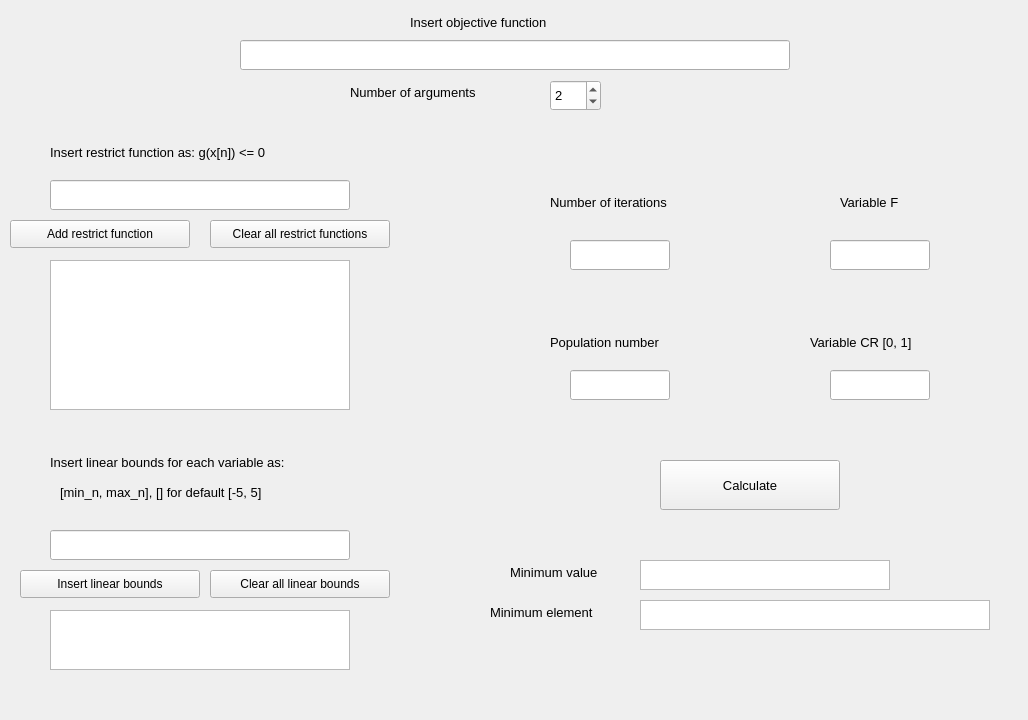
Before: the Qt Designer form ApplicationGUI.ui in baremixas/Differential-Evolution, drawn with Qt 5.
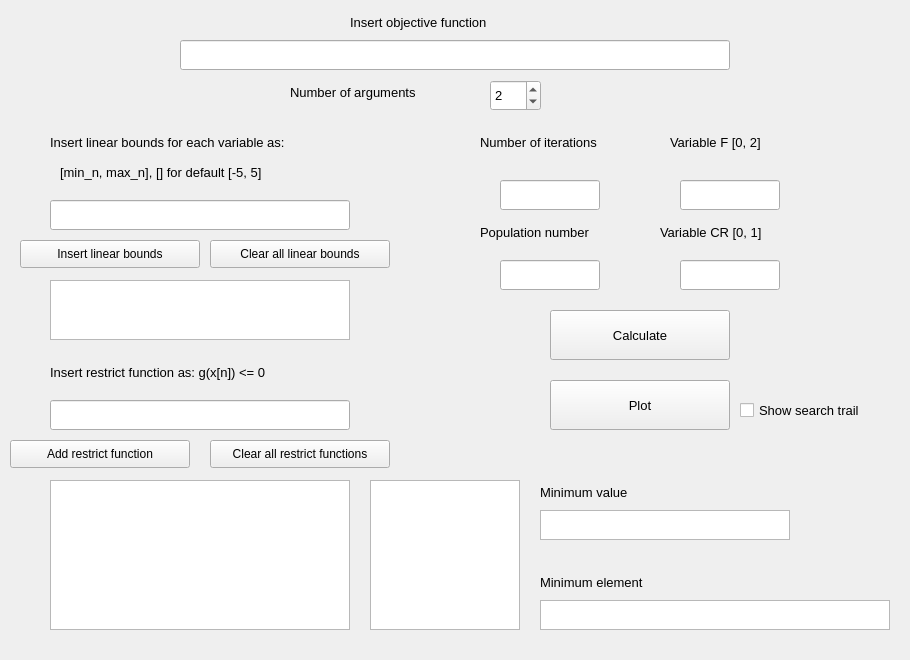
After: the same form once the commit is applied.

What changed in the file:
```diff
--- a/ApplicationGUI.ui
+++ b/ApplicationGUI.ui
@@ -6,8 +6,8 @@
    <rect>
     <x>0</x>
     <y>0</y>
-    <width>1028</width>
-    <height>720</height>
+    <width>910</width>
+    <height>660</height>
    </rect>
   </property>
   <property name="windowTitle">
@@ -17,7 +17,7 @@
    <property name="geometry">
     <rect>
      <x>210</x>
-     <y>220</y>
+     <y>440</y>
      <width>180</width>
      <height>28</height>
     </rect>
@@ -41,7 +41,7 @@
   <widget class="QLineEdit" name="line_insert_objective_function">
    <property name="geometry">
     <rect>
-     <x>240</x>
+     <x>180</x>
      <y>40</y>
      <width>550</width>
      <height>30</height>
@@ -64,7 +64,7 @@
    <property name="geometry">
     <rect>
      <x>50</x>
-     <y>140</y>
+     <y>360</y>
      <width>300</width>
      <height>25</height>
     </rect>
@@ -94,7 +94,7 @@
    <property name="geometry">
     <rect>
      <x>50</x>
-     <y>180</y>
+     <y>400</y>
      <width>300</width>
      <height>30</height>
     </rect>
@@ -116,7 +116,7 @@
    <property name="geometry">
     <rect>
      <x>10</x>
-     <y>220</y>
+     <y>440</y>
      <width>180</width>
      <height>28</height>
     </rect>
@@ -141,7 +141,7 @@
    <property name="geometry">
     <rect>
      <x>50</x>
-     <y>260</y>
+     <y>480</y>
      <width>300</width>
      <height>150</height>
     </rect>
@@ -163,7 +163,7 @@
    <property name="geometry">
     <rect>
      <x>50</x>
-     <y>610</y>
+     <y>280</y>
      <width>300</width>
      <height>60</height>
     </rect>
@@ -185,7 +185,7 @@
    <property name="geometry">
     <rect>
      <x>20</x>
-     <y>570</y>
+     <y>240</y>
      <width>180</width>
      <height>28</height>
     </rect>
@@ -210,7 +210,7 @@
    <property name="geometry">
     <rect>
      <x>50</x>
-     <y>530</y>
+     <y>200</y>
      <width>300</width>
      <height>30</height>
     </rect>
@@ -232,7 +232,7 @@
    <property name="geometry">
     <rect>
      <x>60</x>
-     <y>480</y>
+     <y>160</y>
      <width>280</width>
      <height>25</height>
     </rect>
@@ -262,7 +262,7 @@
    <property name="geometry">
     <rect>
      <x>50</x>
-     <y>450</y>
+     <y>130</y>
      <width>310</width>
      <height>25</height>
     </rect>
@@ -291,7 +291,7 @@
   <widget class="QLabel" name="label_5">
    <property name="geometry">
     <rect>
-     <x>410</x>
+     <x>350</x>
      <y>10</y>
      <width>180</width>
      <height>25</height>
@@ -322,7 +322,7 @@
    <property name="geometry">
     <rect>
      <x>210</x>
-     <y>570</y>
+     <y>240</y>
      <width>180</width>
      <height>28</height>
     </rect>
@@ -346,8 +346,8 @@
   <widget class="QLabel" name="label_6">
    <property name="geometry">
     <rect>
-     <x>550</x>
-     <y>190</y>
+     <x>480</x>
+     <y>130</y>
      <width>160</width>
      <height>25</height>
     </rect>
@@ -376,15 +376,15 @@
   <widget class="QLabel" name="label_7">
    <property name="geometry">
     <rect>
-     <x>840</x>
-     <y>190</y>
-     <width>80</width>
+     <x>670</x>
+     <y>130</y>
+     <width>120</width>
      <height>25</height>
     </rect>
    </property>
    <property name="minimumSize">
     <size>
-     <width>80</width>
+     <width>120</width>
      <height>25</height>
     </size>
    </property>
@@ -400,14 +400,14 @@
     </font>
    </property>
    <property name="text">
-    <string>Variable F</string>
+    <string>Variable F [0, 2]</string>
    </property>
   </widget>
   <widget class="QLabel" name="label_8">
    <property name="geometry">
     <rect>
-     <x>810</x>
-     <y>330</y>
+     <x>660</x>
+     <y>220</y>
      <width>140</width>
      <height>25</height>
     </rect>
@@ -436,8 +436,8 @@
   <widget class="QLineEdit" name="CR_var">
    <property name="geometry">
     <rect>
-     <x>830</x>
-     <y>370</y>
+     <x>680</x>
+     <y>260</y>
      <width>100</width>
      <height>30</height>
     </rect>
@@ -458,8 +458,8 @@
   <widget class="QLabel" name="label_9">
    <property name="geometry">
     <rect>
-     <x>550</x>
-     <y>330</y>
+     <x>480</x>
+     <y>220</y>
      <width>160</width>
      <height>25</height>
     </rect>
@@ -488,7 +488,7 @@
   <widget class="QSpinBox" name="number_arg">
    <property name="geometry">
     <rect>
-     <x>550</x>
+     <x>490</x>
      <y>80</y>
      <width>51</width>
      <height>31</height>
@@ -509,7 +509,7 @@
   <widget class="QLabel" name="label_10">
    <property name="geometry">
     <rect>
-     <x>350</x>
+     <x>290</x>
      <y>80</y>
      <width>180</width>
      <height>25</height>
@@ -539,8 +539,8 @@
   <widget class="QPushButton" name="calculate">
    <property name="geometry">
     <rect>
-     <x>660</x>
-     <y>460</y>
+     <x>550</x>
+     <y>310</y>
      <width>180</width>
      <height>50</height>
     </rect>
@@ -569,8 +569,8 @@
   <widget class="QTextEdit" name="min_value">
    <property name="geometry">
     <rect>
-     <x>640</x>
-     <y>560</y>
+     <x>540</x>
+     <y>510</y>
      <width>250</width>
      <height>30</height>
     </rect>
@@ -591,7 +591,7 @@
   <widget class="QTextEdit" name="min_arguments">
    <property name="geometry">
     <rect>
-     <x>640</x>
+     <x>540</x>
      <y>600</y>
      <width>350</width>
      <height>30</height>
@@ -613,8 +613,8 @@
   <widget class="QLabel" name="label_11">
    <property name="geometry">
     <rect>
-     <x>510</x>
-     <y>560</y>
+     <x>540</x>
+     <y>480</y>
      <width>125</width>
      <height>25</height>
     </rect>
@@ -643,8 +643,8 @@
   <widget class="QLabel" name="label_12">
    <property name="geometry">
     <rect>
-     <x>490</x>
-     <y>600</y>
+     <x>540</x>
+     <y>570</y>
      <width>140</width>
      <height>25</height>
     </rect>
@@ -673,8 +673,8 @@
   <widget class="QLineEdit" name="iteration_number">
    <property name="geometry">
     <rect>
-     <x>570</x>
-     <y>240</y>
+     <x>500</x>
+     <y>180</y>
      <width>100</width>
      <height>30</height>
     </rect>
@@ -695,8 +695,8 @@
   <widget class="QLineEdit" name="population_number">
    <property name="geometry">
     <rect>
-     <x>570</x>
-     <y>370</y>
+     <x>500</x>
+     <y>260</y>
      <width>100</width>
      <height>30</height>
     </rect>
@@ -717,8 +717,8 @@
   <widget class="QLineEdit" name="F_var">
    <property name="geometry">
     <rect>
-     <x>830</x>
-     <y>240</y>
+     <x>680</x>
+     <y>180</y>
      <width>100</width>
      <height>30</height>
     </rect>
@@ -736,6 +736,76 @@
     </size>
    </property>
   </widget>
+  <widget class="QPushButton" name="plot">
+   <property name="geometry">
+    <rect>
+     <x>550</x>
+     <y>380</y>
+     <width>180</width>
+     <height>50</height>
+    </rect>
+   </property>
+   <property name="minimumSize">
+    <size>
+     <width>180</width>
+     <height>50</height>
+    </size>
+   </property>
+   <property name="maximumSize">
+    <size>
+     <width>180</width>
+     <height>50</height>
+    </size>
+   </property>
+   <property name="font">
+    <font>
+     <pointsize>10</pointsize>
+    </font>
+   </property>
+   <property name="text">
+    <string>Plot</string>
+   </property>
+  </widget>
+  <widget class="QCheckBox" name="trail">
+   <property name="geometry">
+    <rect>
+     <x>740</x>
+     <y>400</y>
+     <width>151</width>
+     <height>20</height>
+    </rect>
+   </property>
+   <property name="font">
+    <font>
+     <pointsize>10</pointsize>
+    </font>
+   </property>
+   <property name="text">
+    <string>Show search trail</string>
+   </property>
+  </widget>
+  <widget class="QTextEdit" name="all_restrict_functions_values">
+   <property name="geometry">
+    <rect>
+     <x>370</x>
+     <y>480</y>
+     <width>150</width>
+     <height>150</height>
+    </rect>
+   </property>
+   <property name="minimumSize">
+    <size>
+     <width>150</width>
+     <height>150</height>
+    </size>
+   </property>
+   <property name="maximumSize">
+    <size>
+     <width>150</width>
+     <height>150</height>
+    </size>
+   </property>
+  </widget>
  </widget>
  <resources/>
  <connections>
```
Left out of the diff: 40 changed lines with no effect on the pictures.
